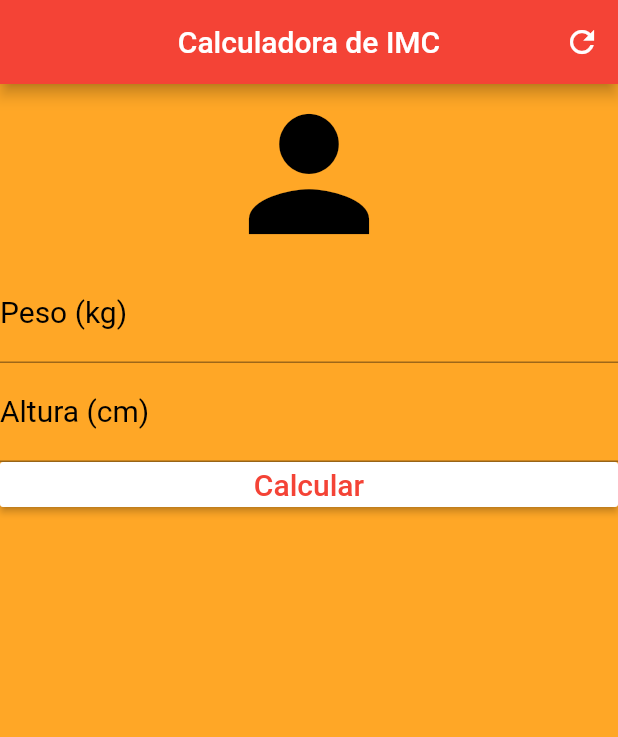
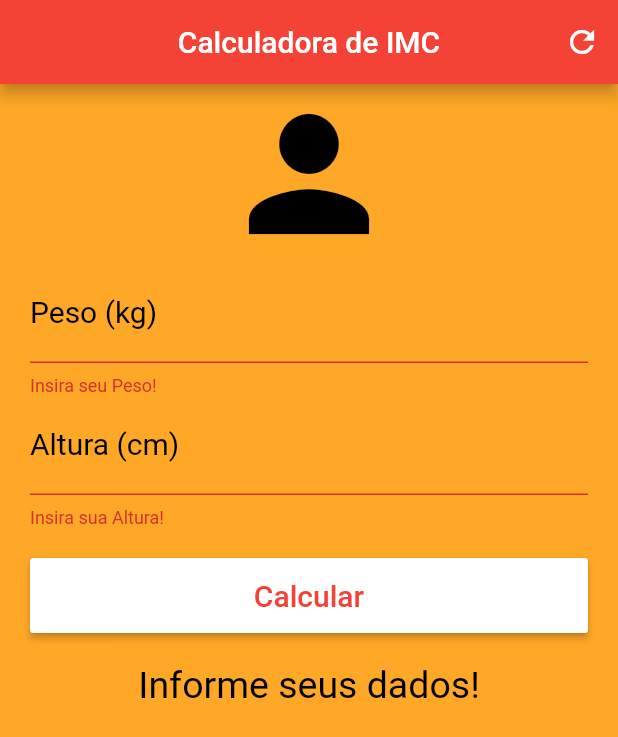
Before and after one commit to IsmaelPacheco/calculo_imc, a Flutter app: the screen it shows after launch, after a tap on "Calcular", on a phone screen of 412 x 824 dp. Shown: the top 737 px of the screen. Run offline on Flutter 3.47's test engine with Material 2 defaults, Android fonts, the phone set to English and light mode, and no system bars.

Commit message:
App finalizado

```diff
--- a/lib/main.dart
+++ b/lib/main.dart
@@ -17,6 +17,46 @@ class HomePage extends StatefulWidget {
 }
 
 class _HomePageState extends State<HomePage> {
+  TextEditingController weightController = TextEditingController();
+  TextEditingController heightController = TextEditingController();
+
+  GlobalKey<FormState> _formKey = GlobalKey<FormState>();
+
+  String _infoText = "Informe seus dados!";
+
+  void _resetFields() {
+    weightController.text = "";
+    heightController.text = "";
+    setState(() {
+      _infoText = "Informe seus dados!";
+    });
+  }
+
+  void _calculate() {
+    setState(
+      () {
+        double weight = double.parse(weightController.text);
+        double height = double.parse(heightController.text) / 100;
+        double imc = weight / (height * height);
+
+        if (imc < 18.6) {
+          _infoText = "ABAIXO DO PESO\n IMC: ${imc.toStringAsPrecision(3)}";
+        } else if (imc >= 18.6 && imc < 24.9) {
+          _infoText = "PESO IDEAL\n IMC: ${imc.toStringAsPrecision(3)}";
+        } else if (imc >= 24.9 && imc < 29.9) {
+          _infoText =
+              "LEVEMENTE ACIMA DO PESO\n IMC: ${imc.toStringAsPrecision(3)}";
+        } else if (imc >= 29.9 && imc < 34.9) {
+          _infoText = "OBESIDADE Grau I.\n IMC: ${imc.toStringAsPrecision(3)}";
+        } else if (imc >= 34.9 && imc < 39.9) {
+          _infoText = "OBESIDADE Grau II.\n IMC: ${imc.toStringAsPrecision(3)}";
+        } else if (imc >= 40) {
+          _infoText = "OBESIDADE Grau III.\n IMC:${imc.toStringAsPrecision(3)}";
+        }
+      },
+    );
+  }
+
   @override
   Widget build(BuildContext context) {
     return Scaffold(
@@ -29,12 +69,16 @@ class _HomePageState extends State<HomePage> {
             icon: Icon(
               Icons.refresh,
             ),
-            onPressed: () => {},
+            onPressed: _resetFields,
           ),
         ],
       ),
       backgroundColor: Colors.orange[400],
-      body: Column(
+      body: SingleChildScrollView(
+        padding: EdgeInsets.fromLTRB(20, 0, 20, 0),
+        child: Form(
+          key: _formKey,
+          child: Column(
             crossAxisAlignment: CrossAxisAlignment.stretch,
             children: <Widget>[
               Icon(
@@ -42,8 +86,9 @@ class _HomePageState extends State<HomePage> {
                 size: 120.0,
                 color: Colors.black,
               ),
-          TextField(
+              TextFormField(
                 keyboardType: TextInputType.number,
+                controller: weightController,
                 decoration: InputDecoration(
                   labelText: "Peso (kg)",
                   labelStyle: TextStyle(
@@ -55,9 +100,15 @@ class _HomePageState extends State<HomePage> {
                   color: Colors.black,
                   fontSize: 20,
                 ),
+                validator: (value) {
+                  if (value.isEmpty) {
+                    return "Insira seu Peso!";
+                  }
+                },
               ),
-          TextField(
+              TextFormField(
                 keyboardType: TextInputType.number,
+                controller: heightController,
                 decoration: InputDecoration(
                   labelText: "Altura (cm)",
                   labelStyle: TextStyle(
@@ -66,14 +117,25 @@ class _HomePageState extends State<HomePage> {
                 ),
                 textAlign: TextAlign.center,
                 style: TextStyle(
-              color: Colors.red,
+                  color: Colors.black,
                   fontSize: 20,
                 ),
+                validator: (value) {
+                  if (value.isEmpty) {
+                    return "Insira sua Altura!";
+                  }
+                },
               ),
-          Container(
-            height: 30,
+              Padding(
+                padding: EdgeInsets.only(top: 20, bottom: 20),
+                child: Container(
+                  height: 50,
                   child: RaisedButton(
-              onPressed: () => {},
+                    onPressed: () {
+                      if (_formKey.currentState.validate()) {
+                        _calculate();
+                      }
+                    },
                     child: Text(
                       "Calcular",
                       style: TextStyle(
@@ -84,7 +146,18 @@ class _HomePageState extends State<HomePage> {
                     color: Colors.white,
                   ),
                 ),
+              ),
+              Text(
+                _infoText,
+                textAlign: TextAlign.center,
+                style: TextStyle(
+                  color: Colors.black,
+                  fontSize: 25.0,
+                ),
+              ),
             ],
+          ),
+        ),
       ),
     );
   }
```
Lines whose indentation alone changed are shown as unchanged.
